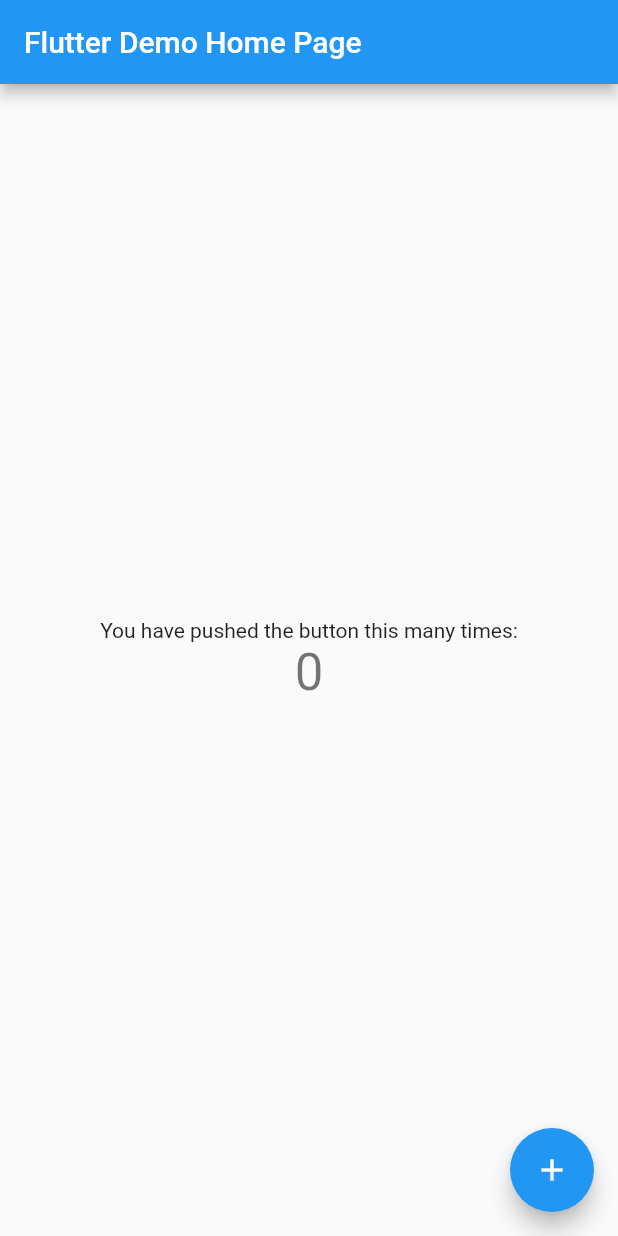
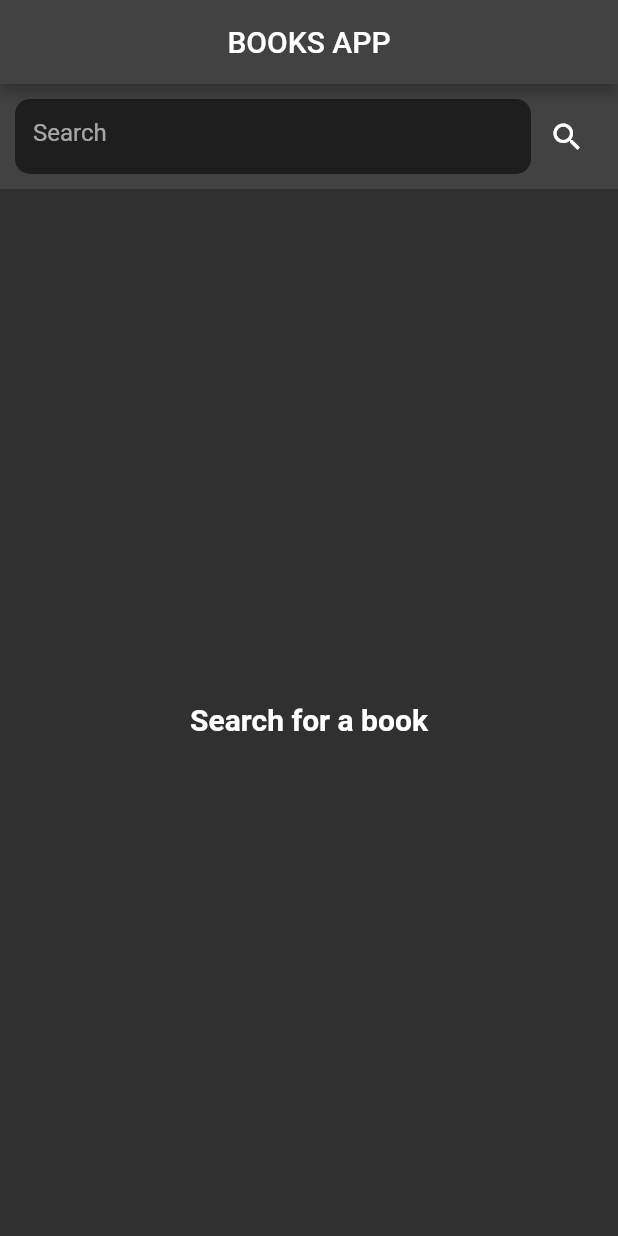
Before and after one commit to ashishnambiar/google_books_app, a Flutter app: the screen it shows after launch, on a phone screen of 412 x 824 dp. Run offline on Flutter 3.47's test engine with Material 2 defaults, Android fonts, the phone set to English and light mode, and no system bars; our stand-ins replace flutter_html.

Commit message:
Books Api Implemented, with search and detail page

```diff
--- /dev/null
+++ b/lib/Controller/api_abstract_controller.dart
@@ -0,0 +1,21 @@
+import 'package:flutter/material.dart';
+
+abstract class APIController extends ChangeNotifier {
+  bool _loaded = true;
+
+  bool get isloaded => _loaded;
+
+  notLoaded() {
+    if (_loaded) {
+      _loaded = false;
+      notifyListeners();
+    }
+  }
+
+  hasLoaded() {
+    if (!_loaded) {
+      _loaded = true;
+      notifyListeners();
+    }
+  }
+}
--- /dev/null
+++ b/lib/Model/query_response.dart
@@ -0,0 +1,80 @@
+import 'dart:convert';
+
+class QueryResponse {
+  QueryResponse({
+    this.itemCount,
+    this.items,
+  });
+  int? itemCount;
+  List<Item>? items;
+
+  factory QueryResponse.fromBody(String str) => fromJson(jsonDecode(str));
+  static QueryResponse fromJson(Map<String, dynamic> json) => QueryResponse(
+        items: json['items'] == null
+            ? null
+            : List<Item>.from(
+                json['items'].map((e) => Item.fromJson(e)),
+              ),
+      );
+}
+
+class Item {
+  Item({this.id, this.volInfo});
+
+  String? id;
+  VolumeInfo? volInfo;
+
+  static Item fromJson(Map<String, dynamic> json) => Item(
+        id: json['id'],
+        volInfo: VolumeInfo.fromJson(json['volumeInfo']),
+      );
+}
+
+class VolumeInfo {
+  VolumeInfo(
+      {this.title,
+      this.authors,
+      this.publisher,
+      this.publishedDate,
+      this.description,
+      this.categories,
+      this.images,
+      this.pageCount,
+      this.language});
+  String? title;
+  String? publisher;
+  String? publishedDate;
+  String? description;
+  int? pageCount;
+  List<String>? authors;
+  List<String>? categories;
+  ImageLinks? images;
+  String? language;
+
+  static VolumeInfo fromJson(Map<String, dynamic> json) => VolumeInfo(
+        title: json['title'],
+        description: json['description'],
+        publisher: json['publisher'],
+        publishedDate: json['publishedDate'],
+        authors: json['authors'] == null
+            ? null
+            : List<String>.from(json['authors'].map((e) => e)),
+        categories: json['categories'] == null
+            ? null
+            : List<String>.from(json['categories'].map((e) => e)),
+        images: json['imageLinks'] == null
+            ? null
+            : ImageLinks.fromJson(json['imageLinks']),
+        language: json['language'],
+        pageCount: json['pageCount'],
+      );
+}
+
+class ImageLinks {
+  ImageLinks({this.small, this.main});
+  String? small;
+  String? main;
+
+  static ImageLinks fromJson(Map<String, dynamic> json) =>
+      ImageLinks(small: json['smallThumbnail'], main: json['smallThumbnail']);
+}
--- /dev/null
+++ b/lib/Screens/home_page.dart
@@ -0,0 +1,100 @@
+import 'package:flutter/material.dart';
+import 'package:google_books_app/Controller/book_search_controller.dart';
+import 'package:google_books_app/Widgets/book_tile.dart';
+import 'package:provider/provider.dart';
+
+class HomePage extends StatelessWidget {
+  HomePage({Key? key}) : super(key: key);
+  final TextEditingController _searchText = TextEditingController();
+
+  @override
+  Widget build(BuildContext context) {
+    final bookSearch =
+        Provider.of<BookSearchController>(context, listen: false);
+    return Scaffold(
+      appBar: AppBar(
+        title: const Text('BOOKS APP'),
+        centerTitle: true,
+      ),
+      body: CustomScrollView(
+        slivers: [
+          SliverAppBar(
+            floating: true,
+            // backgroundColor: Colors.transparent,
+            toolbarHeight: 70,
+            flexibleSpace: Padding(
+              padding: const EdgeInsets.all(10),
+              child: Row(
+                children: [
+                  Expanded(
+                    child: TextField(
+                      onSubmitted: (val) {
+                        bookSearch.fetchQuery(_searchText.text);
+                      },
+                      controller: _searchText,
+                      decoration: InputDecoration(
+                        hintText: 'Search',
+                        border: OutlineInputBorder(
+                          borderRadius: BorderRadius.circular(10),
+                          borderSide: BorderSide.none,
+                        ),
+                        fillColor: Colors.black54,
+                        filled: true,
+                      ),
+                    ),
+                  ),
+                  IconButton(
+                      onPressed: () {
+                        FocusScope.of(context).unfocus();
+                        bookSearch.fetchQuery(_searchText.text);
+                      },
+                      icon: const Icon(Icons.search)),
+                ],
+              ),
+            ),
+          ),
+          SliverPadding(
+            padding: const EdgeInsets.all(10),
+            sliver: Consumer<BookSearchController>(
+                builder: (context, controller, child) {
+              if (!controller.isloaded) {
+                return const SliverFillRemaining(
+                    child: Center(child: CircularProgressIndicator()));
+              }
+              if (controller.items.isEmpty) {
+                return const SliverFillRemaining(
+                    child: Center(
+                  child: Text('Search for a book',
+                      style: TextStyle(
+                        fontSize: 20,
+                        fontWeight: FontWeight.bold,
+                      )),
+                ));
+              }
+              return SliverGrid(
+                delegate: SliverChildBuilderDelegate(
+                  (context, index) {
+                    var volInfo = controller.items[index].volInfo!;
+                    return BookTile(
+                        id: controller.items[index].id!,
+                        title: '${volInfo.title}',
+                        image: volInfo.images == null
+                            ? ''
+                            : '${volInfo.images!.main}');
+                  },
+                  childCount: controller.items.length,
+                ),
+                gridDelegate: const SliverGridDelegateWithFixedCrossAxisCount(
+                  crossAxisCount: 2,
+                  childAspectRatio: .8,
+                  crossAxisSpacing: 5,
+                  mainAxisSpacing: 5,
+                ),
+              );
+            }),
+          ),
+        ],
+      ),
+    );
+  }
+}
--- /dev/null
+++ b/lib/constants.dart
@@ -0,0 +1,6 @@
+class Url {
+  static const String booksQuery =
+      'https://www.googleapis.com/books/v1/volumes?q=';
+  static const String bookDetail =
+      'https://www.googleapis.com/books/v1/volumes/';
+}
--- a/lib/main.dart
+++ b/lib/main.dart
@@ -1,4 +1,8 @@
 import 'package:flutter/material.dart';
+import 'package:google_books_app/Controller/book_detail_controller.dart';
+import 'package:google_books_app/Controller/book_search_controller.dart';
+import 'package:google_books_app/Screens/home_page.dart';
+import 'package:provider/provider.dart';
 
 void main() {
   runApp(const MyApp());
@@ -7,109 +11,22 @@
 class MyApp extends StatelessWidget {
   const MyApp({Key? key}) : super(key: key);
 
-  // This widget is the root of your application.
   @override
   Widget build(BuildContext context) {
-    return MaterialApp(
-      title: 'Flutter Demo',
-      theme: ThemeData(
-        // This is the theme of your application.
-        //
-        // Try running your application with "flutter run". You'll see the
-        // application has a blue toolbar. Then, without quitting the app, try
-        // changing the primarySwatch below to Colors.green and then invoke
-        // "hot reload" (press "r" in the console where you ran "flutter run",
-        // or simply save your changes to "hot reload" in a Flutter IDE).
-        // Notice that the counter didn't reset back to zero; the application
-        // is not restarted.
-        primarySwatch: Colors.blue,
+    return MultiProvider(
+      providers: [
+        ChangeNotifierProvider(
+          create: (_) => BookSearchController(),
+        ),
+        ChangeNotifierProvider(
+          create: (_) => BookDetailController(),
+        ),
+      ],
+      child: MaterialApp(
+        debugShowCheckedModeBanner: false,
+        theme: ThemeData.dark(),
+        home: HomePage(),
       ),
-      home: const MyHomePage(title: 'Flutter Demo Home Page'),
     );
   }
 }
-
-class MyHomePage extends StatefulWidget {
-  const MyHomePage({Key? key, required this.title}) : super(key: key);
-
-  // This widget is the home page of your application. It is stateful, meaning
-  // that it has a State object (defined below) that contains fields that affect
-  // how it looks.
-
-  // This class is the configuration for the state. It holds the values (in this
-  // case the title) provided by the parent (in this case the App widget) and
-  // used by the build method of the State. Fields in a Widget subclass are
-  // always marked "final".
-
-  final String title;
-
-  @override
-  State<MyHomePage> createState() => _MyHomePageState();
-}
-
-class _MyHomePageState extends State<MyHomePage> {
-  int _counter = 0;
-
-  void _incrementCounter() {
-    setState(() {
-      // This call to setState tells the Flutter framework that something has
-      // changed in this State, which causes it to rerun the build method below
-      // so that the display can reflect the updated values. If we changed
-      // _counter without calling setState(), then the build method would not be
-      // called again, and so nothing would appear to happen.
-      _counter++;
-    });
-  }
-
-  @override
-  Widget build(BuildContext context) {
-    // This method is rerun every time setState is called, for instance as done
-    // by the _incrementCounter method above.
-    //
-    // The Flutter framework has been optimized to make rerunning build methods
-    // fast, so that you can just rebuild anything that needs updating rather
-    // than having to individually change instances of widgets.
-    return Scaffold(
-      appBar: AppBar(
-        // Here we take the value from the MyHomePage object that was created by
-        // the App.build method, and use it to set our appbar title.
-        title: Text(widget.title),
-      ),
-      body: Center(
-        // Center is a layout widget. It takes a single child and positions it
-        // in the middle of the parent.
-        child: Column(
-          // Column is also a layout widget. It takes a list of children and
-          // arranges them vertically. By default, it sizes itself to fit its
-          // children horizontally, and tries to be as tall as its parent.
-          //
-          // Invoke "debug painting" (press "p" in the console, choose the
-          // "Toggle Debug Paint" action from the Flutter Inspector in Android
-          // Studio, or the "Toggle Debug Paint" command in Visual Studio Code)
-          // to see the wireframe for each widget.
-          //
-          // Column has various properties to control how it sizes itself and
-          // how it positions its children. Here we use mainAxisAlignment to
-          // center the children vertically; the main axis here is the vertical
-          // axis because Columns are vertical (the cross axis would be
-          // horizontal).
-          mainAxisAlignment: MainAxisAlignment.center,
-          children: <Widget>[
-            const Text(
-              'You have pushed the button this many times:',
-            ),
-            Text(
-              '$_counter',
-              style: Theme.of(context).textTheme.headline4,
-            ),
-          ],
-        ),
-      ),
-      floatingActionButton: FloatingActionButton(
-        onPressed: _incrementCounter,
-        tooltip: 'Increment',
-        child: const Icon(Icons.add),
-      ), // This trailing comma makes auto-formatting nicer for build methods.
-    );
-  }
-}
--- a/pubspec.yaml
+++ b/pubspec.yaml
@@ -29,6 +29,9 @@
 dependencies:
   flutter:
     sdk: flutter
+  provider: ^6.0.3
+  http: ^0.13.4
+  flutter_html:
 
 
   # The following adds the Cupertino Icons font to your application.
```
Also changed, not shown: lib/Controller/book_detail_controller.dart (added, +31 -0 lines), lib/Controller/book_search_controller.dart (added, +30 -0 lines), lib/Model/book_response.dart (added, +126 -0 lines), lib/Screens/book_detail_page.dart (added, +67 -0 lines), lib/Widgets/book_tile.dart (added, +70 -0 lines), lib/service_helper.dart (added, +24 -0 lines), pubspec.lock.
